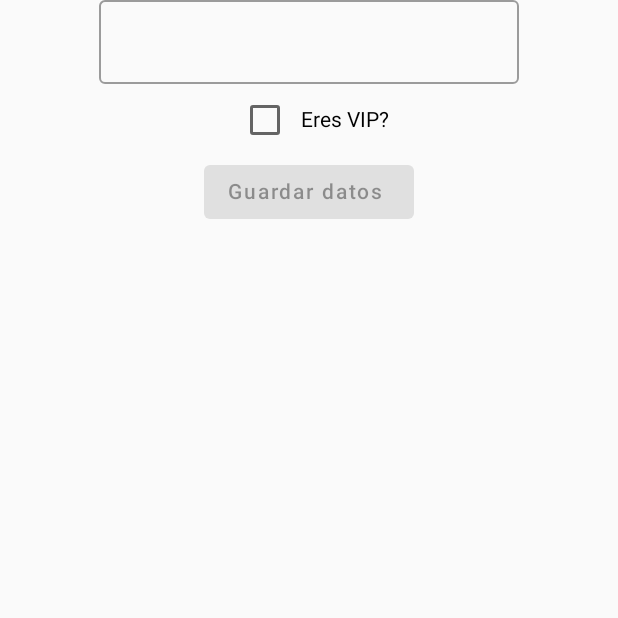
After one commit to GennerGR/PruebasV, an Android app built with Jetpack Compose: the composable ProfileScreen shown on its own in the app's theme, on a phone screen of 412 x 824 dp, the top half of it. The commit adds this screen. Run offline under Robolectric (Android 15) with nearby library versions, the phone set to English and light mode, and no system bars; our stand-ins replace Voyager; libraries missing offline, so code that uses them is left out: com.russhwolf.settings.

Commit message:
ProfileScreen creación

```diff
--- /dev/null
+++ b/composeApp/src/commonMain/kotlin/com/gnr/pruebasv/settings/ProfileScreen.kt
@@ -0,0 +1,53 @@
+package com.gnr.pruebasv.settings
+
+import androidx.compose.foundation.layout.Column
+import androidx.compose.foundation.layout.Row
+import androidx.compose.foundation.layout.fillMaxSize
+import androidx.compose.material.Button
+import androidx.compose.material.Checkbox
+import androidx.compose.material.OutlinedTextField
+import androidx.compose.material.Text
+import androidx.compose.runtime.Composable
+import androidx.compose.runtime.getValue
+import androidx.compose.runtime.mutableStateOf
+import androidx.compose.runtime.remember
+import androidx.compose.runtime.setValue
+import androidx.compose.ui.Alignment
+import androidx.compose.ui.Modifier
+import cafe.adriel.voyager.core.screen.Screen
+import com.russhwolf.settings.Settings
+import com.russhwolf.settings.set
+
+class ProfileScreen : Screen {
+
+    private val settings: Settings = Settings()
+
+    companion object {
+        const val KEY_NAME = "name"
+        const val KEY_VIP = "vip"
+    }
+
+    @Composable
+    override fun Content() {
+
+        var name by remember { mutableStateOf("") }
+        var isVip by remember { mutableStateOf(false) }
+
+        Column(
+            modifier = Modifier.fillMaxSize(),
+            horizontalAlignment = Alignment.CenterHorizontally
+        ) {
+            OutlinedTextField(value = name, onValueChange = { name = it })
+            Row(verticalAlignment = Alignment.CenterVertically) {
+                Checkbox(checked = isVip, onCheckedChange = { isVip = it })
+                Text("Eres VIP?")
+            }
+            Button(onClick = {
+                settings[KEY_NAME] = name
+                settings[KEY_VIP] = isVip
+            }, enabled = name.isNotEmpty()) {
+                Text("Guardar datos ")
+            }
+        }
+    }
+}
```
Also changed, not shown: composeApp/src/commonMain/kotlin/com/gnr/pruebasv/mainScreen/MainScreen.kt (+9 -2 lines).
